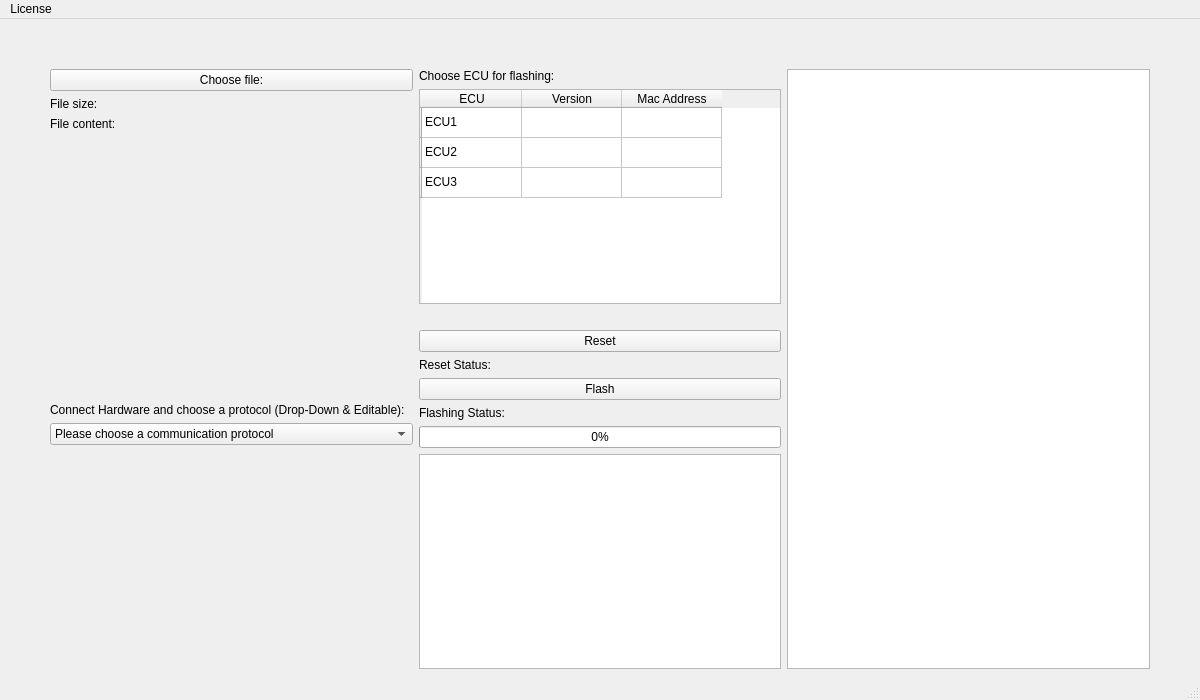
Above: WINDOWS_GUI/mainwindow.ui from amosproj/amos2024ss07-updating-flash-boot-loader before the change. Below: the same form after it.
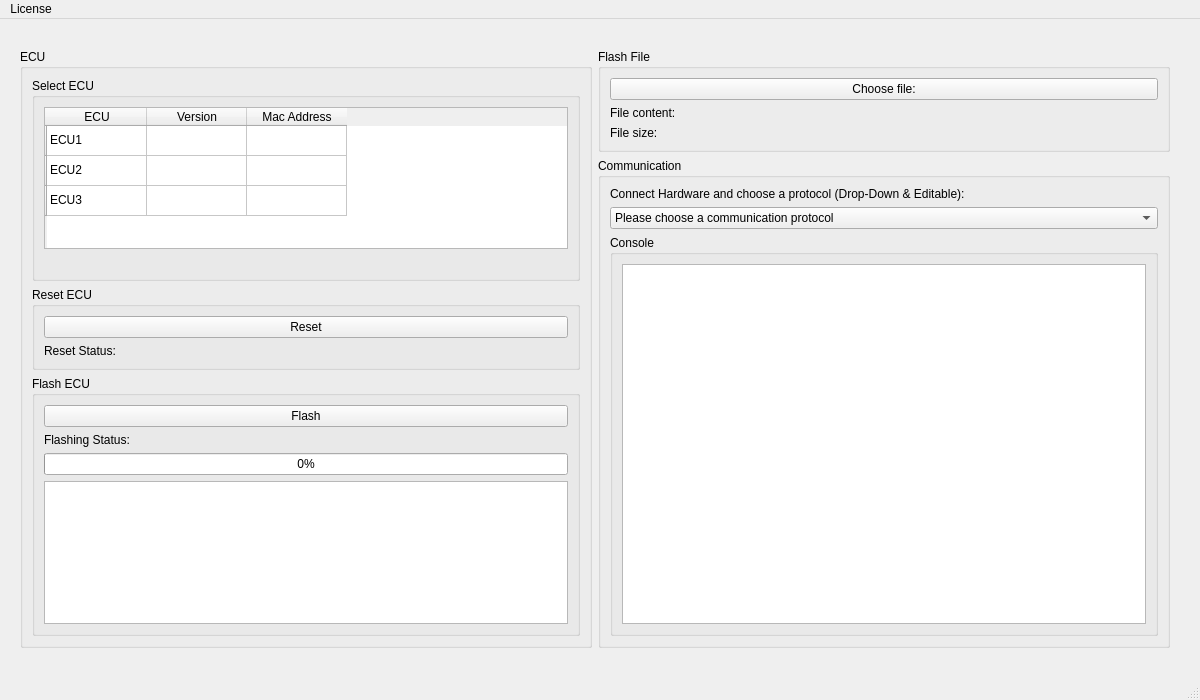
That is the form after the change.

Commit message: #68 Introduce Qt Group boxes

Patch:
```diff
--- a/WINDOWS_GUI/mainwindow.ui
+++ b/WINDOWS_GUI/mainwindow.ui
@@ -17,124 +17,28 @@
    <widget class="QWidget" name="horizontalLayoutWidget">
     <property name="geometry">
      <rect>
-      <x>50</x>
-      <y>50</y>
-      <width>1100</width>
+      <x>20</x>
+      <y>30</y>
+      <width>1150</width>
       <height>600</height>
      </rect>
     </property>
     <layout class="QHBoxLayout" name="horizontalLayout">
-     <item>
-      <layout class="QVBoxLayout" name="verticalLayout_file">
-       <item>
-        <widget class="QPushButton" name="button_file">
-         <property name="text">
-          <string>Choose file:</string>
-         </property>
-        </widget>
-       </item>
+     <property name="bottomMargin">
+      <number>1</number>
+     </property>
        <item>
-        <widget class="QLabel" name="label_size">
-         <property name="text">
-          <string>File size:</string>
-         </property>
-        </widget>
-       </item>
-       <item>
-        <widget class="QLabel" name="label_content">
-         <property name="text">
-          <string>File content:</string>
-         </property>
-        </widget>
-       </item>
-       <item>
-        <spacer name="verticalSpacer">
-         <property name="orientation">
-          <enum>Qt::Vertical</enum>
-         </property>
-         <property name="sizeHint" stdset="0">
-          <size>
-           <width>20</width>
-           <height>40</height>
-          </size>
-         </property>
-        </spacer>
-       </item>
-       <item>
-        <layout class="QVBoxLayout" name="verticalLayout_channel">
-         <item>
-          <widget class="QLabel" name="label_channel">
-           <property name="text">
-            <string>Connect Hardware and choose a protocol (Drop-Down &amp; Editable):</string>
-           </property>
-          </widget>
-         </item>
-         <item>
-          <widget class="QComboBox" name="comboBox_channel">
-           <item>
-            <property name="text">
-             <string>Please choose a communication protocol</string>
-            </property>
-           </item>
-           <item>
-            <property name="text">
-             <string>CAN</string>
-            </property>
-           </item>
-           <item>
-            <property name="text">
-             <string>CAN-FD</string>
-            </property>
-           </item>
-           <item>
-            <property name="text">
-             <string>Ethernet</string>
-            </property>
-           </item>
-          </widget>
-         </item>
-         <item>
-          <layout class="QHBoxLayout" name="horizontalLayout_channel"/>
-         </item>
-         <item>
-          <spacer name="verticalSpacer_4">
-           <property name="orientation">
-            <enum>Qt::Vertical</enum>
-           </property>
-           <property name="sizeHint" stdset="0">
-            <size>
-             <width>20</width>
-             <height>13</height>
-            </size>
-           </property>
-          </spacer>
-         </item>
-         <item>
-          <spacer name="horizontalSpacer_1">
-           <property name="orientation">
-            <enum>Qt::Horizontal</enum>
-           </property>
-           <property name="sizeHint" stdset="0">
-            <size>
-             <width>40</width>
-             <height>20</height>
-            </size>
-           </property>
-          </spacer>
-         </item>
-        </layout>
-       </item>
-      </layout>
-     </item>
-     <item>
+      <widget class="QGroupBox" name="groupBox_ECU">
+       <property name="title">
+        <string>ECU</string>
+       </property>
       <layout class="QVBoxLayout" name="verticalLayout_ECU">
        <item>
-        <widget class="QLabel" name="label">
-         <property name="text">
-          <string>Choose ECU for flashing:</string>
-         </property>
-        </widget>
-       </item>
+         <widget class="QGroupBox" name="groupBox_ECU_select">
+          <property name="title">
+           <string>Select ECU</string>
+          </property>
+          <layout class="QVBoxLayout" name="verticalLayout_ECU_select">
        <item>
         <widget class="QTableWidget" name="table_ECU">
          <row>
@@ -191,6 +95,15 @@
          </property>
         </widget>
        </item>
+          </layout>
+         </widget>
+        </item>
+        <item>
+         <widget class="QGroupBox" name="groupBox_ECU_reset">
+          <property name="title">
+           <string>Reset ECU</string>
+          </property>
+          <layout class="QVBoxLayout" name="verticalLayout_ECU_reset">
        <item>
         <widget class="QPushButton" name="button_reset">
          <property name="text">
@@ -205,6 +118,15 @@
          </property>
         </widget>
        </item>
+          </layout>
+         </widget>
+        </item>
+        <item>
+         <widget class="QGroupBox" name="groupBox_ECU_flash">
+          <property name="title">
+           <string>Flash ECU</string>
+          </property>
+          <layout class="QVBoxLayout" name="verticalLayout_ECU_flash">
        <item>
         <widget class="QPushButton" name="button_flash">
          <property name="text">
@@ -241,9 +163,100 @@
         </widget>
        </item>
       </layout>
-     </item>
+         </widget>
+        </item>
+       </layout>
+      </widget>
+     </item>
+     <item>
+      <layout class="QVBoxLayout" name="verticalLayout_file_communication">
+       <item>
+        <widget class="QGroupBox" name="groupBox_file_flash">
+         <property name="title">
+          <string>Flash File</string>
+         </property>
+         <layout class="QVBoxLayout" name="verticalLayout_file_flash">
+          <item>
+           <widget class="QPushButton" name="button_file">
+            <property name="text">
+             <string>Choose file:</string>
+            </property>
+           </widget>
+          </item>
+          <item>
+           <widget class="QLabel" name="label_content">
+            <property name="text">
+             <string>File content:</string>
+            </property>
+           </widget>
+          </item>
+          <item>
+           <widget class="QLabel" name="label_size">
+            <property name="text">
+             <string>File size:</string>
+            </property>
+           </widget>
+          </item>
+         </layout>
+        </widget>
+       </item>
+       <item>
+        <widget class="QGroupBox" name="groupBox_communication">
+         <property name="title">
+          <string>Communication</string>
+         </property>
+         <layout class="QVBoxLayout" name="verticalLayout_communication">
+          <item>
+           <widget class="QLabel" name="label_channel">
+            <property name="text">
+             <string>Connect Hardware and choose a protocol (Drop-Down &amp; Editable):</string>
+            </property>
+           </widget>
+          </item>
+          <item>
+           <layout class="QHBoxLayout" name="horizontalLayout_channel">
+            <item>
+             <widget class="QComboBox" name="comboBox_channel">
+              <item>
+               <property name="text">
+                <string>Please choose a communication protocol</string>
+               </property>
+              </item>
+              <item>
+               <property name="text">
+                <string>CAN</string>
+               </property>
+              </item>
+              <item>
+               <property name="text">
+                <string>CAN-FD</string>
+               </property>
+              </item>
+              <item>
+               <property name="text">
+                <string>Ethernet</string>
+               </property>
+              </item>
+             </widget>
+            </item>
+           </layout>
+          </item>
+          <item>
+           <widget class="QGroupBox" name="groupBox_console">
+            <property name="title">
+             <string>Console</string>
+            </property>
+            <layout class="QVBoxLayout" name="verticalLayout_console">
      <item>
       <widget class="QPlainTextEdit" name="Console"/>
+             </item>
+            </layout>
+           </widget>
+          </item>
+         </layout>
+        </widget>
+       </item>
+      </layout>
      </item>
     </layout>
    </widget>
```
Lines whose indentation alone changed are shown as unchanged.
